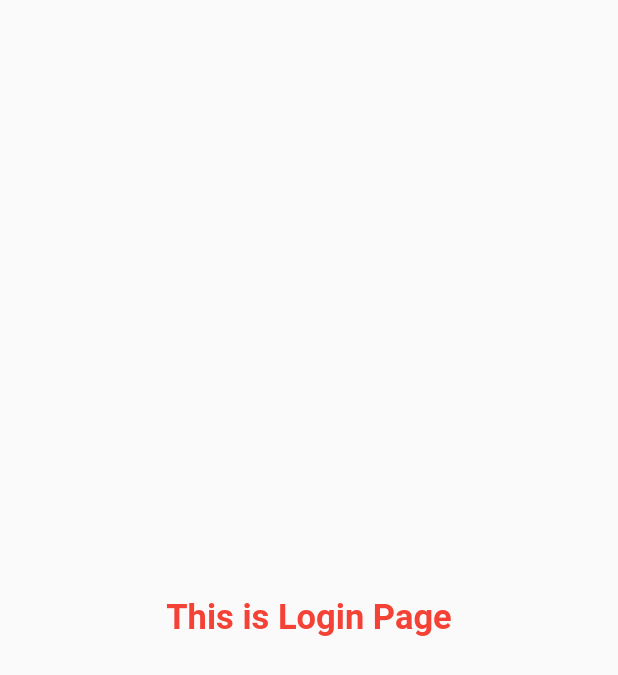
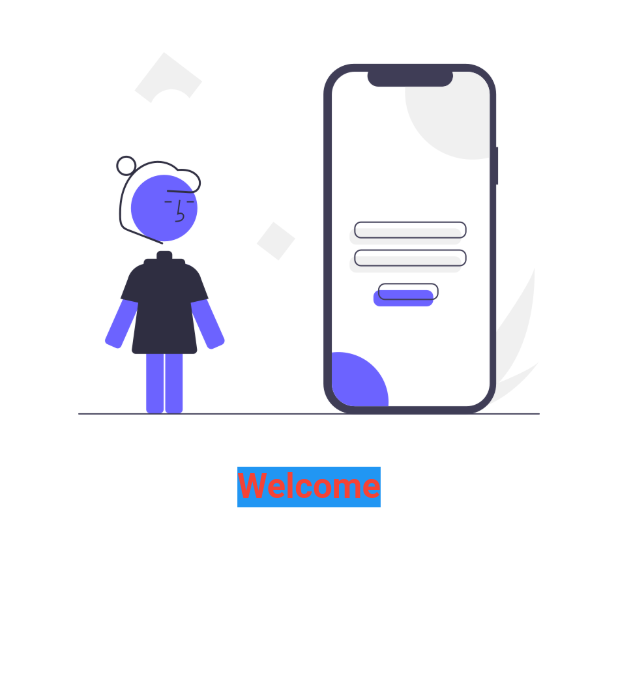
Before and after one commit to mistekhatun/Miste, a Flutter app: the screen it shows after launch, on a phone screen of 412 x 824 dp. Shown: the top 675 px of the screen. Run offline on Flutter 3.47's test engine with Material 2 defaults, Android fonts, the phone set to English and light mode, and no system bars.

Commit message:
day3 complete

```diff
--- a/lib/main.dart
+++ b/lib/main.dart
@@ -17,6 +17,7 @@ class MyApp extends StatelessWidget {
       themeMode: ThemeMode.light,
       theme:ThemeData(primarySwatch: Colors.deepPurple),
       darkTheme: ThemeData(brightness: Brightness.dark),
+      initialRoute: "/login",
       routes: {
         "/":(context)=>const LoginPage(),
         "/home":(context)=>const HomePage(),
--- a/lib/pages/loginpage.dart
+++ b/lib/pages/loginpage.dart
@@ -4,10 +4,18 @@ class LoginPage extends StatelessWidget {
 
   @override
   Widget build(BuildContext context) {
-    return const Material(
-     child: Center(child: Text("This is Login Page",style: TextStyle(fontSize: 23,
+    return  Material(
+      color:Colors.white,
+     child: Column(
+       children: [
+         Image.asset("assets/images/login_img.png"),
+         Text("Welcome",style: TextStyle(
+                fontSize: 23,
                 color: Colors.red,
-                fontWeight: FontWeight.bold), )),
+                fontWeight: FontWeight.bold,
+                backgroundColor: Colors.blue),)
+       ],
+     ),
 
     );
   }
--- a/pubspec.yaml
+++ b/pubspec.yaml
@@ -58,9 +58,8 @@ flutter:
   uses-material-design: true
 
   # To add assets to your application, add an assets section, like this:
-  # assets:
-  #   - images/a_dot_burr.jpeg
-  #   - images/a_dot_ham.jpeg
+  assets:
+    - assets/images/
 
   # An image asset can refer to one or more resolution-specific "variants", see
   # https://flutter.dev/assets-and-images/#resolution-aware.
```
Also changed, not shown: assets/images/login_img.png (added).
